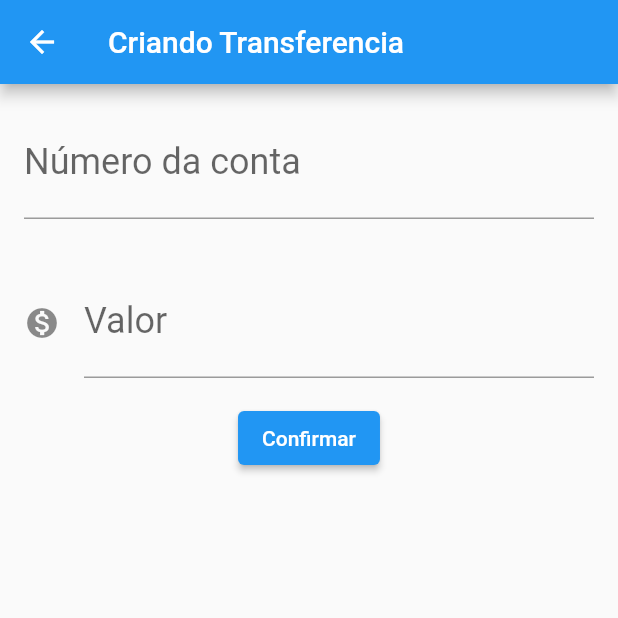
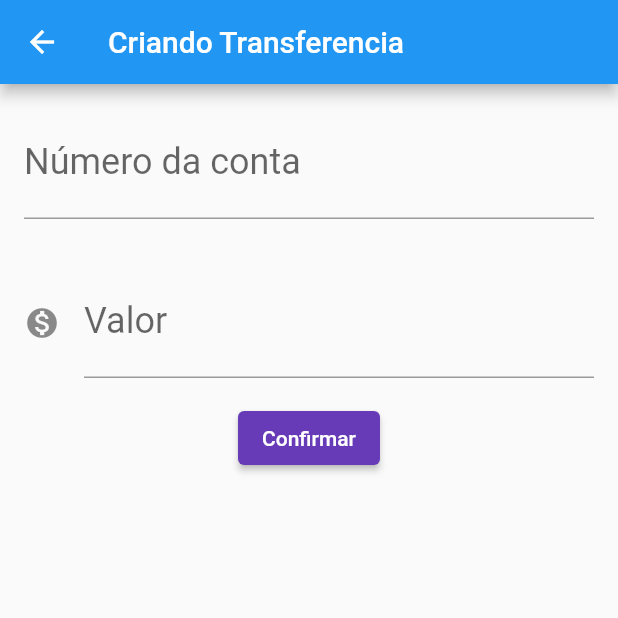
Before and after one commit to natthdias/bytebank, a Flutter app: the screen it shows after launch, after a tap on the "add" icon, on a phone screen of 412 x 824 dp, the top half of it. Run offline on Flutter 3.47's test engine with Material 2 defaults, Android fonts, the phone set to English and light mode, and no system bars.

Commit message:
Finalizacao do projeto

```diff
--- a/lib/main.dart
+++ b/lib/main.dart
@@ -6,15 +6,27 @@ class BytebankApp extends StatelessWidget {
   @override
   Widget build(BuildContext context) {
     return MaterialApp(
-      theme: ThemeData(primaryColor: Colors.deepPurple),
-      home: Scaffold(
-        body: ListaTransferencias(),
+      theme: ThemeData(
+        primaryColor: Colors.deepPurple,
+        accentColor: Colors.deepPurple,
+        elevatedButtonTheme: ElevatedButtonThemeData(
+            style: ElevatedButton.styleFrom(
+          primary: Colors.deepPurple,
+        )),
       ),
+      home: ListaTransferencias(),
     );
   }
 }
 
-class FormularioTransferencia extends StatelessWidget {
+class FormularioTransferencia extends StatefulWidget {
+  @override
+  State<StatefulWidget> createState() {
+    return FormularioTransferenciaState();
+  }
+}
+
+class FormularioTransferenciaState extends State<FormularioTransferencia> {
   final TextEditingController _controladorCampoNumeroConta =
       TextEditingController();
   final TextEditingController _controladorCampoValor = TextEditingController();
@@ -24,7 +36,8 @@ class FormularioTransferencia extends StatelessWidget {
       appBar: AppBar(
         title: Text('Criando Transferencia'),
       ),
-      body: Column(
+      body: SingleChildScrollView(
+        child: Column(
           children: <Widget>[
             Editor(
               controlador: _controladorCampoNumeroConta,
@@ -42,6 +55,7 @@ class FormularioTransferencia extends StatelessWidget {
               onPressed: () => _criaTransferencia(context),
             )
           ],
+        ),
       ),
     );
   }
@@ -117,6 +131,7 @@ class ListaTransferenciasState extends State<ListaTransferencias> {
             return FormularioTransferencia();
           }));
           future.then((transferenciaRecebida) {
+            Future.delayed(Duration(seconds: 1), () {
               debugPrint('chegou no then do future');
               debugPrint('$transferenciaRecebida');
               if (transferenciaRecebida != null) {
@@ -124,6 +139,7 @@ class ListaTransferenciasState extends State<ListaTransferencias> {
                   widget._transferencias.add(transferenciaRecebida);
                 });
               }
+            });
           });
         },
       ),
```
Lines whose indentation alone changed are shown as unchanged.
